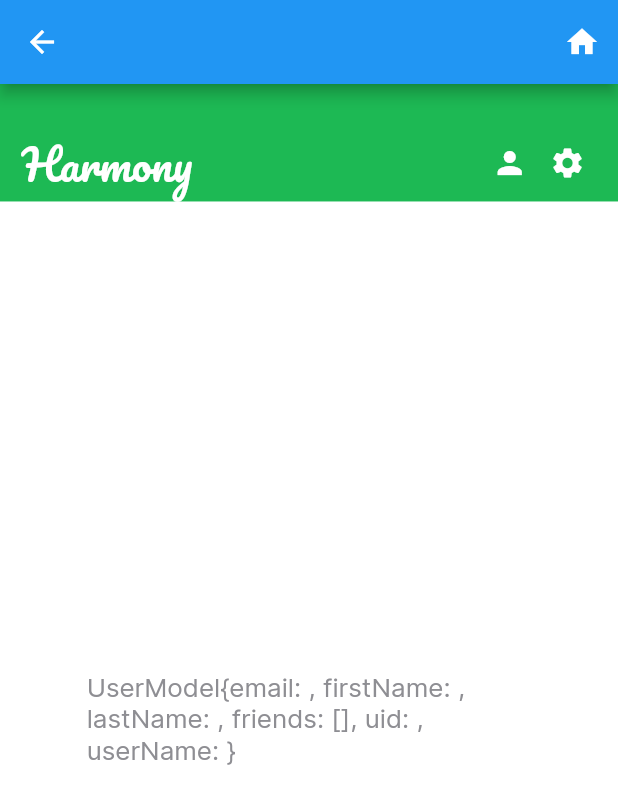
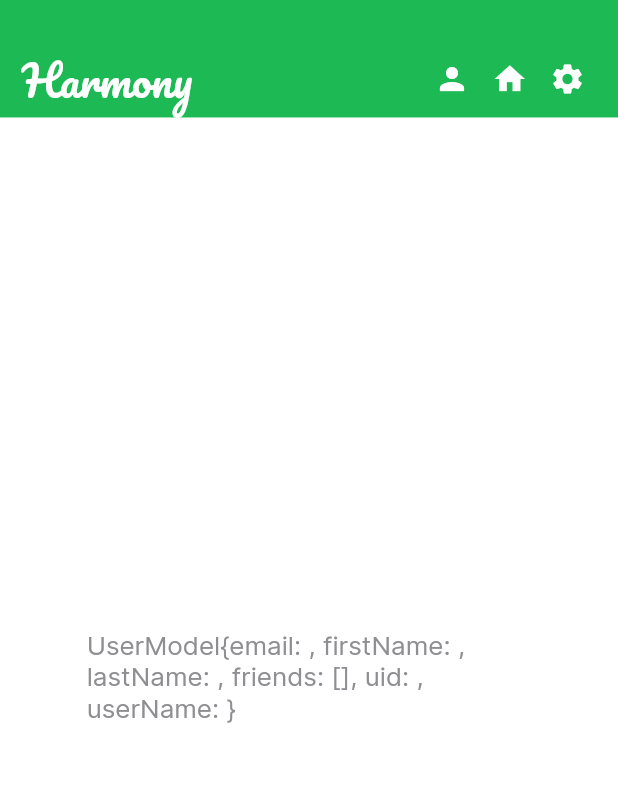
Before and after one commit to teimyw8/CS307HarmonyProject, a Flutter app: the HomeScreen screen opened directly, on a phone screen of 412 x 824 dp. Shown: the top 804 px of the screen. Run offline on Flutter 3.47's test engine with Material 2 defaults, Android fonts, the phone set to English and light mode, and no system bars; our stand-ins replace cloud_firestore, firebase_auth, firebase_core, flutter_screenutil, flutter_spinkit, get and 3 more; missing offline and left inert: dart:ffi, firestore_search; accounts and stored records are empty.

Commit message:
updated app bar on HomeScreen

```diff
--- a/lib/screens/home_screen.dart
+++ b/lib/screens/home_screen.dart
@@ -25,24 +25,15 @@ class _HomeScreenState extends State<HomeScreen> {
       onTap: () {
         FocusManager.instance.primaryFocus?.unfocus();
       },
-      child: Scaffold(
-        appBar: AppBar(
-            actions: [
-            IconButton(
-            onPressed: () {
-              debugPrint('Temporary, must be deleted when we finalize the home page');
-              Navigator.push(context,
-                MaterialPageRoute(builder: (context) => (friends_list_page())));
-            }, icon: Icon(Icons.home)),
-      ],
-        ),
-        resizeToAvoidBottomInset: false,
-        backgroundColor: AppColors.white,
-        body: Stack(
+      child: Stack(
         alignment: AlignmentDirectional.topStart,
         children: [
           Scaffold(
-              appBar: CustomAppBar(title: "Harmony", needBackArrow: false, needAvatar: true, needSettings: true,),
+            appBar: CustomAppBar(title: "Harmony", needBackArrow: false, needAvatar: true, needSettings: true, needHome: true, onHomeClicked: () {
+                debugPrint('Temporary, must be deleted when we finalize the home page');
+                Navigator.push(context,
+                    MaterialPageRoute(builder: (context) => (FriendsListPage())));
+            },),
             backgroundColor: AppColors.white,
             body: Align(
               alignment: Alignment.center,
@@ -68,7 +59,6 @@ class _HomeScreenState extends State<HomeScreen> {
 
         ],
       ),
-      ),
     );
   }
 }
--- a/lib/widgets/common_widgets/custom_app_bar.dart
+++ b/lib/widgets/common_widgets/custom_app_bar.dart
@@ -13,6 +13,7 @@ class CustomAppBar extends StatelessWidget implements PreferredSizeWidget {
   final bool needHome;
   final String backArrowLabel;
   final bool isAuthAppBar;
+  VoidCallback? onHomeClicked;
 
   CustomAppBar(
       {Key? key,
@@ -22,6 +23,7 @@ class CustomAppBar extends StatelessWidget implements PreferredSizeWidget {
       this.needSettings = false,
       this.needAvatar = false,
       this.needHome = false,
+        this.onHomeClicked = null,
       this.backArrowLabel = ""})
       : super(key: key);
 
@@ -136,9 +138,16 @@ class CustomAppBar extends StatelessWidget implements PreferredSizeWidget {
                               width: 40.w,
                                 child: Icon(Icons.person, color: AppColors.white,)
                             ),
-                            if (needHome) Container(
-                              width: 40.w,
-                                child: Icon(Icons.home, color: AppColors.white,)
+                            if (needHome) GestureDetector(
+                              onTap: () {
+                                if (onHomeClicked != null) {
+                                  onHomeClicked!();
+                                }
+                              },
+                              child: Container(
+                                width: 40.w,
+                                  child: Icon(Icons.home, color: AppColors.white,)
+                              ),
                             ),
                             if (needSettings) Container(
                               width: 40.w,
```
Also changed, not shown: lib/screens/friends_list_screen.dart (+4 -4 lines). Lines whose indentation alone changed are shown as unchanged.
